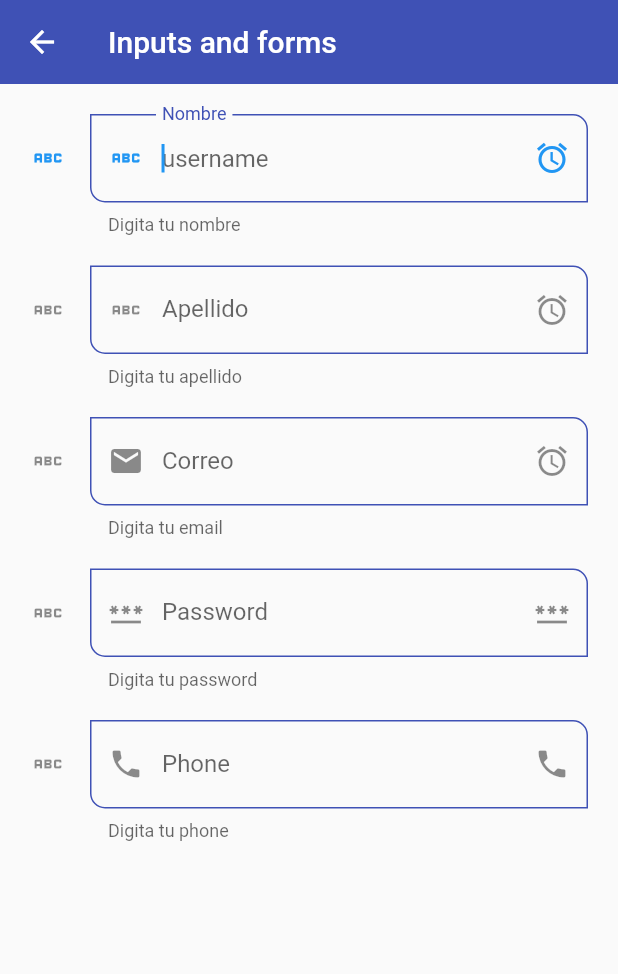
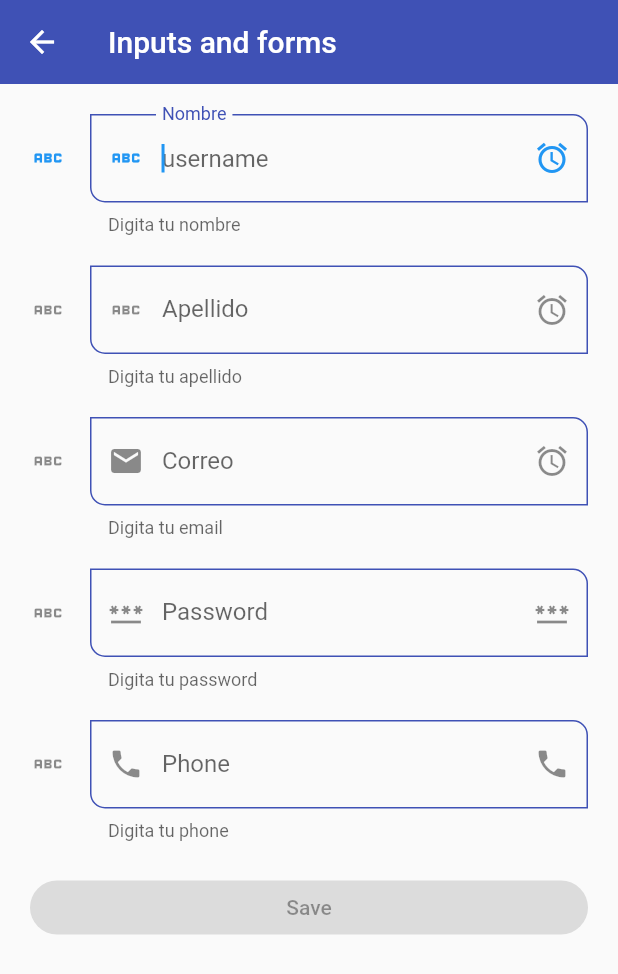
Before and after one commit to amaury-soto/flutter_components_app, a Flutter app: the InputScreen screen opened by its route, on a phone screen of 412 x 824 dp. Shown: the top 974 px of the screen. Run offline on Flutter 3.47's test engine with Material 2 defaults, Android fonts, the phone set to English and light mode, and no system bars.

Commit message:
add ElevatedButton to form

```diff
--- a/lib/screens/input_screen.dart
+++ b/lib/screens/input_screen.dart
@@ -74,6 +74,12 @@ class InputScreen extends StatelessWidget {
               SizedBox(
                 height: 20,
               ),
+              ElevatedButton(
+                  onPressed: null,
+                  child: SizedBox(
+                      width: double.infinity,
+
+                      child: Center(child: Text('Save')))),
             ],
           ),
         ),
```
